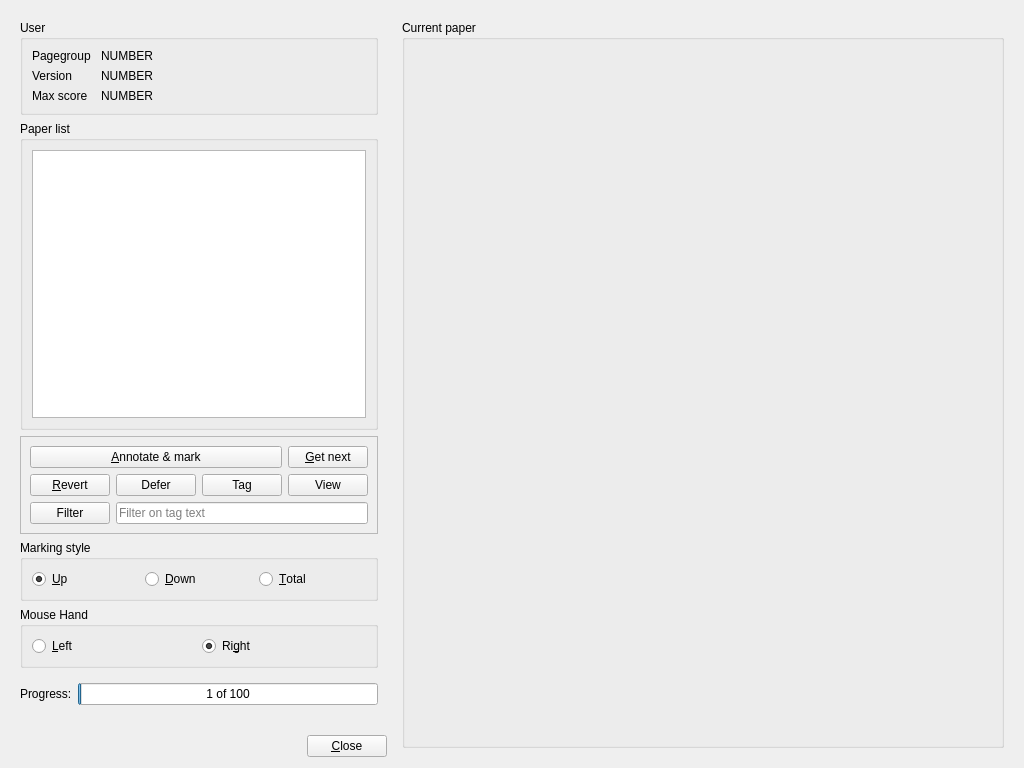
The window that qtCreatorFiles/ui_marker.ui (plomgrading/plom) describes before a commit, drawn with Qt 5.
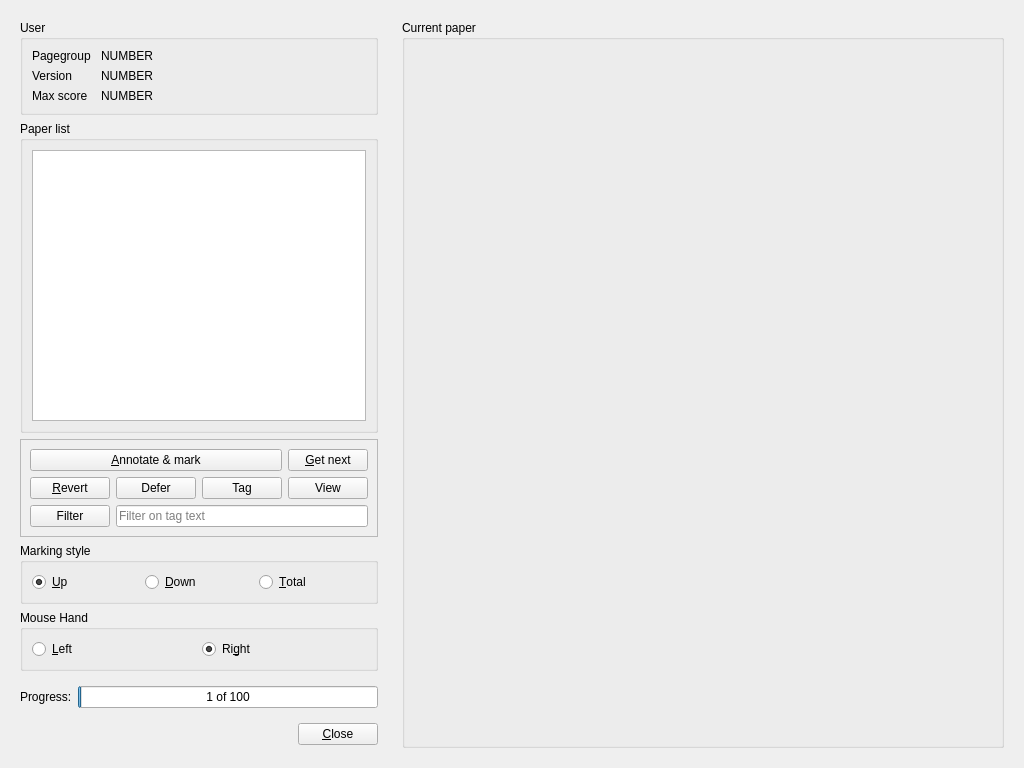
The same window after the commit. Custom widgets are drawn as their Qt base class.

Commit message: marker: put Close btn inside left panel

Patch:
```diff
--- a/qtCreatorFiles/ui_marker.ui
+++ b/qtCreatorFiles/ui_marker.ui
@@ -17,33 +17,6 @@
    <string>Mark papers</string>
   </property>
   <layout class="QGridLayout" name="gridLayout_3">
-   <item row="2" column="0">
-    <layout class="QHBoxLayout" name="horizontalLayout">
-     <item>
-      <spacer name="horizontalSpacer">
-       <property name="orientation">
-        <enum>Qt::Horizontal</enum>
-       </property>
-       <property name="sizeHint" stdset="0">
-        <size>
-         <width>40</width>
-         <height>20</height>
-        </size>
-       </property>
-      </spacer>
-     </item>
-     <item>
-      <widget class="QPushButton" name="closeButton">
-       <property name="focusPolicy">
-        <enum>Qt::NoFocus</enum>
-       </property>
-       <property name="text">
-        <string>&amp;Close</string>
-       </property>
-      </widget>
-     </item>
-    </layout>
-   </item>
    <item row="0" column="0">
     <widget class="QWidget" name="widget" native="true">
      <property name="sizePolicy">
@@ -53,6 +26,9 @@
       </sizepolicy>
      </property>
      <layout class="QVBoxLayout" name="verticalLayout_2">
+      <property name="bottomMargin">
+       <number>0</number>
+      </property>
       <item>
        <widget class="QGroupBox" name="userBox">
         <property name="title">
@@ -381,6 +357,47 @@
         </layout>
        </widget>
       </item>
+      <item>
+       <widget class="QFrame" name="frameClose">
+        <layout class="QHBoxLayout" name="layoutClose">
+         <property name="leftMargin">
+          <number>0</number>
+         </property>
+         <property name="topMargin">
+          <number>0</number>
+         </property>
+         <property name="rightMargin">
+          <number>0</number>
+         </property>
+         <property name="bottomMargin">
+          <number>0</number>
+         </property>
+         <item>
+          <spacer name="horizontalSpacer">
+           <property name="orientation">
+            <enum>Qt::Horizontal</enum>
+           </property>
+           <property name="sizeHint" stdset="0">
+            <size>
+             <width>40</width>
+             <height>20</height>
+            </size>
+           </property>
+          </spacer>
+         </item>
+         <item>
+          <widget class="QPushButton" name="closeButton">
+           <property name="focusPolicy">
+            <enum>Qt::NoFocus</enum>
+           </property>
+           <property name="text">
+            <string>&amp;Close</string>
+           </property>
+          </widget>
+         </item>
+        </layout>
+       </widget>
+      </item>
      </layout>
     </widget>
    </item>
```
The commit also changes 1 other file.
